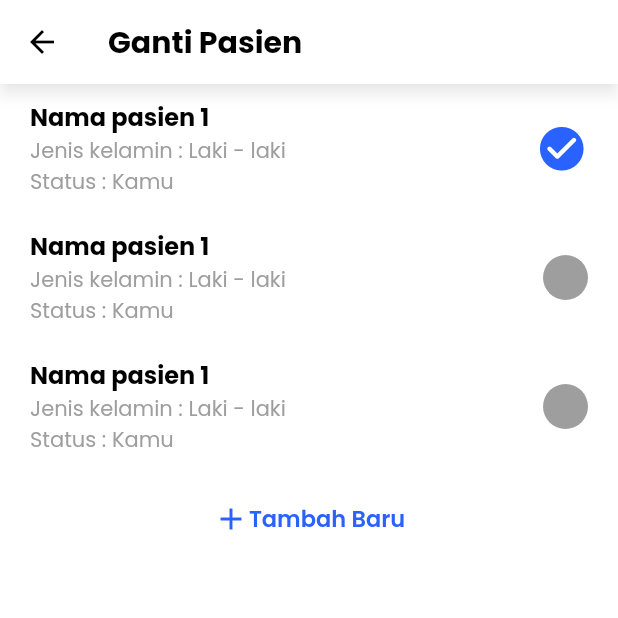
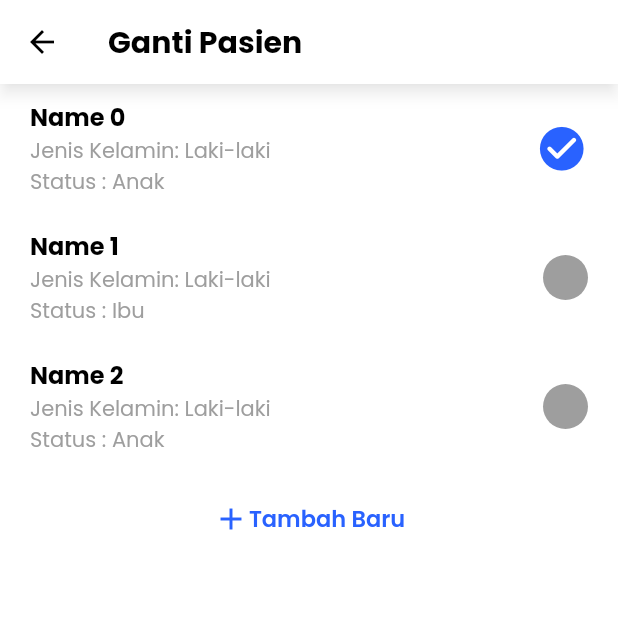
Before and after one commit to zanuarts/RS-TingkatAkhir, a Flutter app: the BookingConfirm screen opened directly with empty values, after a tap on the "edit" icon, on a phone screen of 412 x 824 dp, the top half of it. Run offline on Flutter 3.47's test engine with Material 2 defaults, Android fonts, the phone set to English and light mode, and no system bars; our stand-ins replace carousel_pro, flutter_datetime_picker, google_maps_flutter; missing offline and left inert: cupertino_radio_choice.

Commit message:
user model is done

```diff
--- /dev/null
+++ b/lib/src/models/user.dart
@@ -0,0 +1,68 @@
+class User {
+  int _id;
+  String _name, _email, _kelamin, _status, _telephone;
+
+  User(this._name, this._email, this._kelamin, this._status, this._telephone);
+  User.withId(this._id, this._name, this._email, this._kelamin, this._status,
+      this._telephone);
+
+  int get id => _id;
+  String get name => _name;
+  String get email => _email;
+  String get kelamin => _kelamin;
+  String get status => _status;
+  String get telephone => _telephone;
+
+  set setName(String newName) {
+    if (100 >= newName.length && newName.length > 0) {
+      this._name = newName;
+    }
+  }
+
+  set setEmail(String newEmail) {
+    if (100 >= newEmail.length && newEmail.length > 0) {
+      this._email = newEmail;
+    }
+  }
+
+  set setKelamin(String newKelamin) {
+    if (100 >= newKelamin.length && newKelamin.length > 0) {
+      this._kelamin = newKelamin;
+    }
+  }
+
+  set setStatus(String newStatus) {
+    if (100 >= newStatus.length && newStatus.length > 0) {
+      this._status = newStatus;
+    }
+  }
+
+  set setTelephone(String newTelephone) {
+    if (100 >= newTelephone.length && newTelephone.length > 0) {
+      this._telephone = newTelephone;
+    }
+  }
+
+  // Convert a Note object into a Map object
+  Map<String, dynamic> toMap() {
+    var map = Map<String, dynamic>();
+    if (id != null) {
+      map['id'] = _id;
+    }
+    map['name'] = _name;
+    map['email'] = _email;
+    map['kelamin'] = _kelamin;
+    map['status'] = _status;
+    map['telephone'] = _telephone;
+    return map;
+  }
+
+  User.fromMapObject(Map<String, dynamic> map) {
+    this._id = map['id'];
+    this._name = map['name'];
+    this._email = map['email'];
+    this._kelamin = map['kelamin'];
+    this._status = map['status'];
+    this._telephone = map['telephone'];
+  }
+}
--- a/lib/src/ui/pages/booking/page_booking_confirm.dart
+++ b/lib/src/ui/pages/booking/page_booking_confirm.dart
@@ -3,6 +3,7 @@ import 'package:flutter_datetime_picker/flutter_datetime_picker.dart';
 import 'package:intl/intl.dart';
 import 'package:smkdev/src/constants/constant.dart';
 import 'package:smkdev/src/models/doctor.dart';
+import 'package:smkdev/src/models/user.dart';
 import 'package:smkdev/src/ui/pages/booking/page_change_patient.dart';
 import 'package:smkdev/src/ui/pages/booking/page_finish_booking.dart';
 import 'package:smkdev/src/ui/widgets/booking/bottom_nav.dart';
@@ -18,6 +19,33 @@ class BookingConfirm extends StatefulWidget {
 
 class _BookingConfirmState extends State<BookingConfirm> {
   DateTime _date = DateTime.now();
+
+  List<User> userList = List<User>();
+  int selectedIndex = 0;
+
+  void getDummyUser() {
+    String kelamin = "Perempuan";
+    String status = "Kamu";
+
+    for (var i = 0; i < 3; i++) {
+      if (i % 2 == 0) {
+        kelamin = "Laki-laki";
+        status = "Anak";
+      } else if (i % 1 == 0) {
+        status = "Ibu";
+      }
+
+      userList.add(User.withId(i, "Name $i", "email${i}@gmail.com", kelamin,
+          status, "08212345678$i"));
+    }
+  }
+
+  @override
+  void initState() {
+    // TODO: implement initState
+    super.initState();
+    this.getDummyUser();
+  }
 
   @override
   Widget build(BuildContext context) {
@@ -125,14 +153,14 @@ class _BookingConfirmState extends State<BookingConfirm> {
                                           CrossAxisAlignment.start,
                                       children: [
                                         Text(
-                                          "Alexander Gracia",
+                                          userList[this.selectedIndex].name,
                                           style: TextStyle(
                                               color: colorLabel1,
                                               fontSize: 16,
                                               fontWeight: FontWeight.bold),
                                         ),
                                         Text(
-                                          "Kamu | Laki - laki",
+                                          "${userList[this.selectedIndex].status} | ${userList[this.selectedIndex].kelamin}",
                                           style: TextStyle(
                                               color: Colors.black87,
                                               fontSize: 12,
@@ -149,7 +177,17 @@ class _BookingConfirmState extends State<BookingConfirm> {
                                           context,
                                           MaterialPageRoute(
                                               builder: (context) =>
-                                                  ChangePatient()));
+                                                  ChangePatient(
+                                                      id: this.selectedIndex,
+                                                      userList:
+                                                          userList))).then(
+                                          (value) {
+                                        if (value != null) {
+                                          setState(() {
+                                            this.selectedIndex = value;
+                                          });
+                                        }
+                                      });
                                     })
                               ],
                             ),
--- a/lib/src/ui/pages/booking/page_booking_dashboard.dart
+++ b/lib/src/ui/pages/booking/page_booking_dashboard.dart
@@ -14,6 +14,7 @@ class BookingDashboard extends StatefulWidget {
 }
 
 class _BookingDashboardState extends State<BookingDashboard> {
+
   @override
   void initState() {
     super.initState();
--- a/lib/src/ui/pages/booking/page_change_patient.dart
+++ b/lib/src/ui/pages/booking/page_change_patient.dart
@@ -1,16 +1,31 @@
 import 'package:flutter/material.dart';
 import 'package:smkdev/src/constants/constant.dart';
+import 'package:smkdev/src/models/user.dart';
 import 'package:smkdev/src/ui/components/dialog_form.dart';
 
 class ChangePatient extends StatefulWidget {
+  const ChangePatient({Key key, this.userList, this.id}) : super(key: key);
+
   @override
   _ChangePatientState createState() => _ChangePatientState();
+
+  final List<User> userList;
+  final int id;
 }
 
 class _ChangePatientState extends State<ChangePatient> {
+  int id;
+  @override
+  void initState() {
+    // TODO: implement initState
+    super.initState();
+    this.id = widget.id;
+  }
+
   @override
   Widget build(BuildContext context) {
     Size size = MediaQuery.of(context).size;
+
     return Scaffold(
       backgroundColor: Colors.white,
       appBar: AppBar(
@@ -22,16 +37,27 @@ class _ChangePatientState extends State<ChangePatient> {
           style: TextStyle(color: Colors.black, fontWeight: FontWeight.bold),
         ),
       ),
-      body: ListView(
+      body: widget.userList.length == 0
+          ? CircularProgressIndicator()
+          : Column(
               children: [
-          PatientListItem(
-            selected: true,
-          ),
-          PatientListItem(
-            selected: false,
-          ),
-          PatientListItem(
-            selected: false,
+                LimitedBox(
+                  maxHeight: size.height * 0.8,
+                  child: ListView.builder(
+                      shrinkWrap: true,
+                      itemCount: widget.userList.length,
+                      itemBuilder: (context, index) => PatientListItem(
+                            user: widget.userList[index],
+                            selected: widget.userList[index].id == this.id
+                                ? true
+                                : false,
+                            callbackFunction: () {
+                              setState(() {
+                                this.id = widget.userList[index].id;
+                              });
+                              Navigator.pop(context, this.id);
+                            },
+                          )),
                 ),
                 SizedBox(height: 20),
                 GestureDetector(
@@ -65,29 +91,37 @@ class PatientListItem extends StatelessWidget {
   const PatientListItem({
     Key key,
     this.selected,
+    this.user,
+    this.callbackFunction,
   }) : super(key: key);
+
   final bool selected;
+  final User user;
+  final Function callbackFunction;
+
   @override
   Widget build(BuildContext context) {
     return Container(
         padding: EdgeInsets.symmetric(vertical: 10, horizontal: 20),
+        child: GestureDetector(
+          onTap: callbackFunction,
           child: Row(
             mainAxisAlignment: MainAxisAlignment.spaceBetween,
             children: [
               Column(
                 crossAxisAlignment: CrossAxisAlignment.start,
                 children: [
-                Text("Nama pasien 1",
+                  Text(this.user.name,
                       style: TextStyle(
                           color: Colors.black,
                           fontWeight: FontWeight.bold,
                           fontSize: 16)),
                   Text(
-                  "Jenis kelamin : Laki - laki",
+                    "Jenis Kelamin: ${this.user.kelamin}",
                     style: TextStyle(color: Colors.grey),
                   ),
                   Text(
-                  "Status : Kamu",
+                    "Status : ${this.user.status}",
                     style: TextStyle(color: Colors.grey),
                   ),
                 ],
@@ -104,8 +138,9 @@ class PatientListItem extends StatelessWidget {
                       decoration: BoxDecoration(
                           borderRadius: BorderRadius.circular(20),
                           color: Colors.grey),
-                  )
+                    ),
             ],
+          ),
         ));
   }
 }
```
Lines whose indentation alone changed are shown as unchanged.
